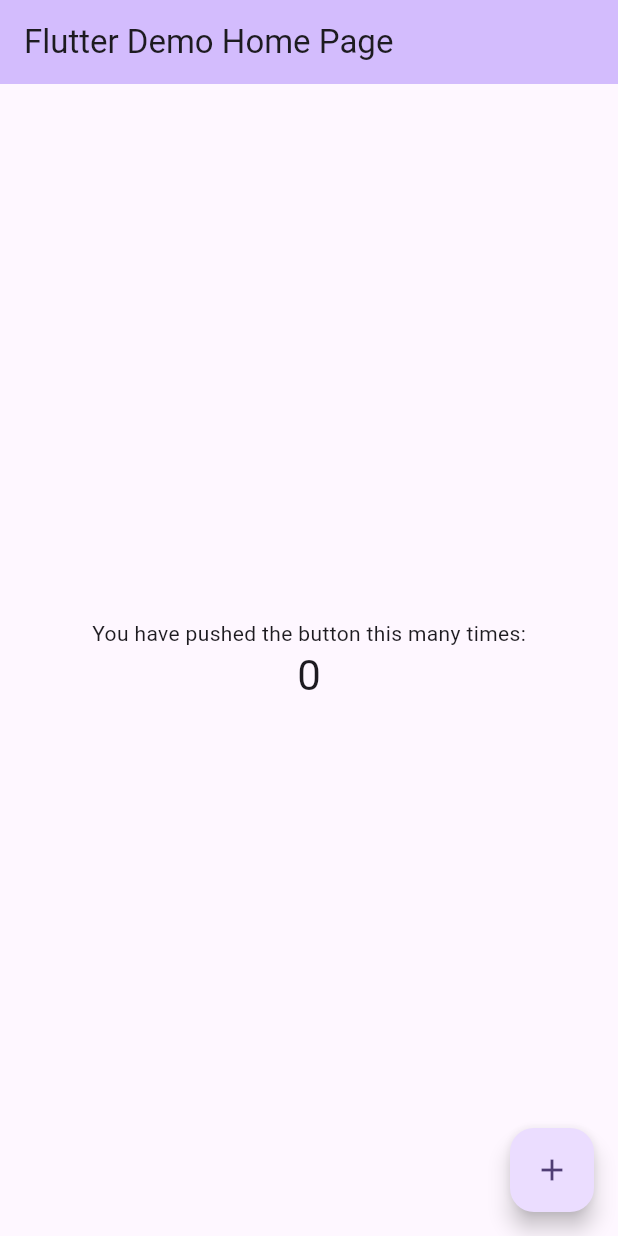
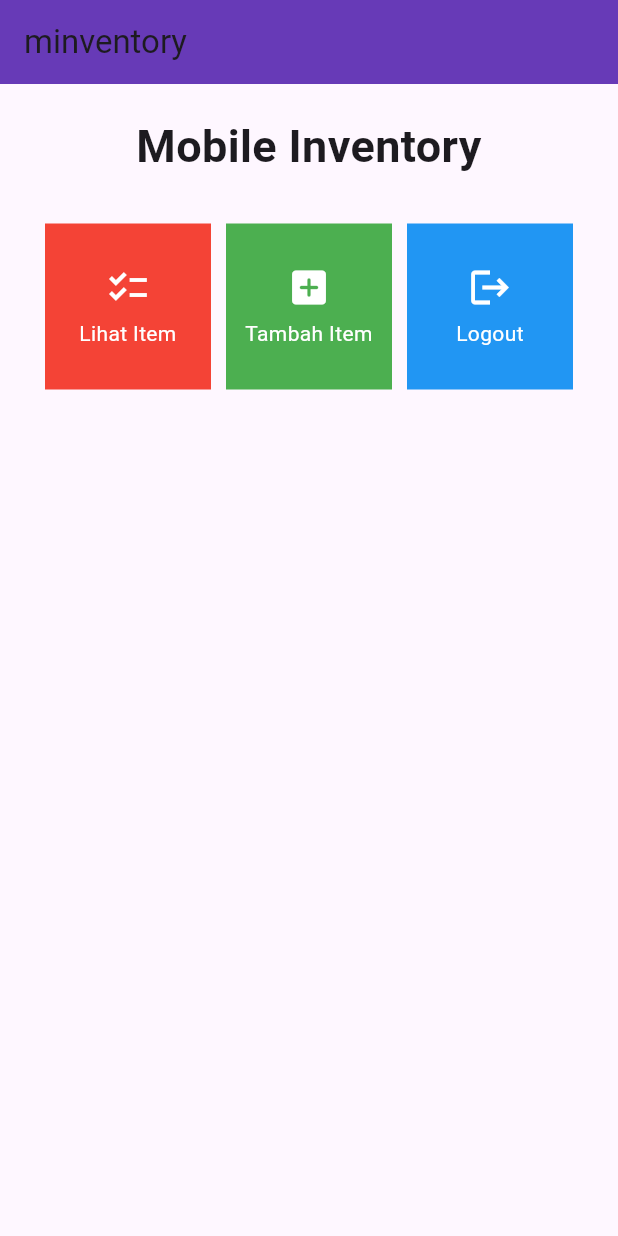
Before and after one commit to WinotoHasyim/minventory, a Flutter app: the screen it shows after launch, on a phone screen of 412 x 824 dp. Run offline on Flutter 3.47's test engine with Material 2 defaults, Android fonts, the phone set to English and light mode, and no system bars.

Commit message:
Tugas 7 PBP

```diff
--- a/lib/main.dart
+++ b/lib/main.dart
@@ -1,3 +1,4 @@
+import 'package:minventory/menu.dart';
 import 'package:flutter/material.dart';
 
 void main() {
@@ -11,7 +12,7 @@ class MyApp extends StatelessWidget {
   @override
   Widget build(BuildContext context) {
     return MaterialApp(
-      title: 'Flutter Demo',
+      title: 'Flutter App',
       theme: ThemeData(
         // This is the theme of your application.
         //
@@ -31,95 +32,7 @@ class MyApp extends StatelessWidget {
         colorScheme: ColorScheme.fromSeed(seedColor: Colors.deepPurple),
         useMaterial3: true,
       ),
-      home: const MyHomePage(title: 'Flutter Demo Home Page'),
+      home: MyHomePage(),
     );
   }
 }
-
-class MyHomePage extends StatefulWidget {
-  const MyHomePage({super.key, required this.title});
-
-  // This widget is the home page of your application. It is stateful, meaning
-  // that it has a State object (defined below) that contains fields that affect
-  // how it looks.
-
-  // This class is the configuration for the state. It holds the values (in this
-  // case the title) provided by the parent (in this case the App widget) and
-  // used by the build method of the State. Fields in a Widget subclass are
-  // always marked "final".
-
-  final String title;
-
-  @override
-  State<MyHomePage> createState() => _MyHomePageState();
-}
-
-class _MyHomePageState extends State<MyHomePage> {
-  int _counter = 0;
-
-  void _incrementCounter() {
-    setState(() {
-      // This call to setState tells the Flutter framework that something has
-      // changed in this State, which causes it to rerun the build method below
-      // so that the display can reflect the updated values. If we changed
-      // _counter without calling setState(), then the build method would not be
-      // called again, and so nothing would appear to happen.
-      _counter++;
-    });
-  }
-
-  @override
-  Widget build(BuildContext context) {
-    // This method is rerun every time setState is called, for instance as done
-    // by the _incrementCounter method above.
-    //
-    // The Flutter framework has been optimized to make rerunning build methods
-    // fast, so that you can just rebuild anything that needs updating rather
-    // than having to individually change instances of widgets.
-    return Scaffold(
-      appBar: AppBar(
-        // TRY THIS: Try changing the color here to a specific color (to
-        // Colors.amber, perhaps?) and trigger a hot reload to see the AppBar
-        // change color while the other colors stay the same.
-        backgroundColor: Theme.of(context).colorScheme.inversePrimary,
-        // Here we take the value from the MyHomePage object that was created by
-        // the App.build method, and use it to set our appbar title.
-        title: Text(widget.title),
-      ),
-      body: Center(
-        // Center is a layout widget. It takes a single child and positions it
-        // in the middle of the parent.
-        child: Column(
-          // Column is also a layout widget. It takes a list of children and
-          // arranges them vertically. By default, it sizes itself to fit its
-          // children horizontally, and tries to be as tall as its parent.
-          //
-          // Column has various properties to control how it sizes itself and
-          // how it positions its children. Here we use mainAxisAlignment to
-          // center the children vertically; the main axis here is the vertical
-          // axis because Columns are vertical (the cross axis would be
-          // horizontal).
-          //
-          // TRY THIS: Invoke "debug painting" (choose the "Toggle Debug Paint"
-          // action in the IDE, or press "p" in the console), to see the
-          // wireframe for each widget.
-          mainAxisAlignment: MainAxisAlignment.center,
-          children: <Widget>[
-            const Text(
-              'You have pushed the button this many times:',
-            ),
-            Text(
-              '$_counter',
-              style: Theme.of(context).textTheme.headlineMedium,
-            ),
-          ],
-        ),
-      ),
-      floatingActionButton: FloatingActionButton(
-        onPressed: _incrementCounter,
-        tooltip: 'Increment',
-        child: const Icon(Icons.add),
-      ), // This trailing comma makes auto-formatting nicer for build methods.
-    );
-  }
-}
--- /dev/null
+++ b/lib/menu.dart
@@ -0,0 +1,133 @@
+import 'package:flutter/material.dart';
+
+class MyHomePage extends StatelessWidget {
+  MyHomePage({Key? key}) : super(key: key);
+
+  final List<ItemBox> items = [
+    ItemBox("Lihat Item", Icons.checklist),
+    ItemBox("Tambah Item", Icons.add_box_rounded),
+    ItemBox("Logout", Icons.logout),
+  ];
+
+  // This widget is the home page of your application. It is stateful, meaning
+  // that it has a State object (defined below) that contains fields that affect
+  // how it looks.
+
+  // This class is the configuration for the state. It holds the values (in this
+  // case the title) provided by the parent (in this case the App widget) and
+  // used by the build method of the State. Fields in a Widget subclass are
+  // always marked "final".
+
+  @override
+  Widget build(BuildContext context) {
+    return Scaffold(
+      appBar: AppBar(
+        title: const Text(
+          'minventory',
+        ),
+        backgroundColor: Colors.deepPurple,
+      ),
+      body: SingleChildScrollView(
+        // Widget wrapper yang dapat discroll
+        child: Padding(
+          padding: const EdgeInsets.all(10.0), // Set padding dari halaman
+          child: Column(
+            // Widget untuk menampilkan children secara vertikal
+            children: <Widget>[
+              const Padding(
+                padding: EdgeInsets.only(top: 10.0, bottom: 10.0),
+                // Widget Text untuk menampilkan tulisan dengan alignment center dan style yang sesuai
+                child: Text(
+                  'Mobile Inventory', // Text yang menandakan inventory
+                  textAlign: TextAlign.center,
+                  style: TextStyle(
+                    fontSize: 30,
+                    fontWeight: FontWeight.bold,
+                  ),
+                ),
+              ),
+              // Grid layout
+              GridView.count(
+                // Container pada card kita.
+                primary: true,
+                padding: const EdgeInsets.all(20),
+                crossAxisSpacing: 10,
+                mainAxisSpacing: 10,
+                crossAxisCount: 3,
+                shrinkWrap: true,
+                children: items.map((ItemBox item) {
+                  // Iterasi untuk setiap item
+                  return Card(item);
+                }).toList(),
+              ),
+            ],
+          ),
+        ),
+      ),
+    );
+  }
+}
+
+class ItemBox {
+  final String name;
+  final IconData icon;
+
+  ItemBox(this.name, this.icon);
+}
+
+class Card extends StatelessWidget {
+  final ItemBox item;
+
+  const Card(this.item, {super.key}); // Constructor
+
+  @override
+  Widget build(BuildContext context) {
+
+    Color backgroundColor;
+    if (item.name == "Lihat Item") {
+      backgroundColor = Colors.red;
+    } else if (item.name == "Tambah Item") {
+      backgroundColor = Colors.green;
+    } else if (item.name == "Logout") {
+      backgroundColor = Colors.blue;
+    } else {
+      backgroundColor = Colors.indigo;
+    }
+
+    return Material(
+      child: InkWell(
+        // Area responsive terhadap sentuhan
+        onTap: () {
+          // Memunculkan SnackBar ketika diklik
+          ScaffoldMessenger.of(context)
+            ..hideCurrentSnackBar()
+            ..showSnackBar(SnackBar(
+                content: Text("Kamu telah menekan tombol ${item.name}!")));
+        },
+        child: Container(
+          // Container untuk menyimpan Icon dan Text
+          color: backgroundColor,
+          padding: const EdgeInsets.all(8),
+          child: Center(
+            child: Column(
+              mainAxisAlignment: MainAxisAlignment.center,
+              children: [
+                Icon(
+                  item.icon,
+                  color: Colors.white,
+                  size: 30.0,
+                ),
+                const Padding(padding: EdgeInsets.all(3)),
+                Text(
+                  item.name,
+                  textAlign: TextAlign.center,
+                  style: const TextStyle(color: Colors.white),
+                ),
+              ],
+            ),
+          ),
+        ),
+      ),
+    );
+  }
+}
```
Also changed, not shown: 1 other file.
